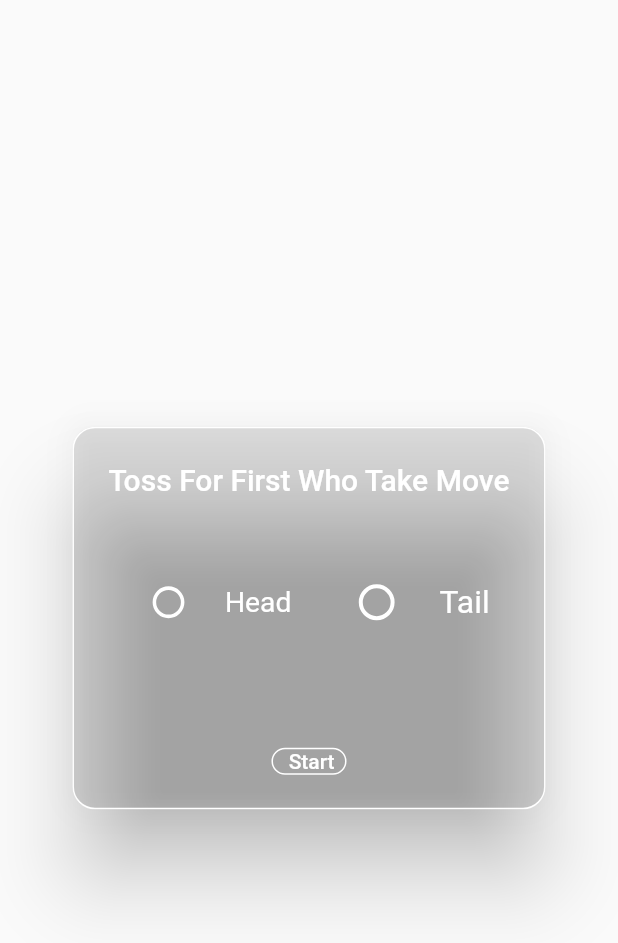
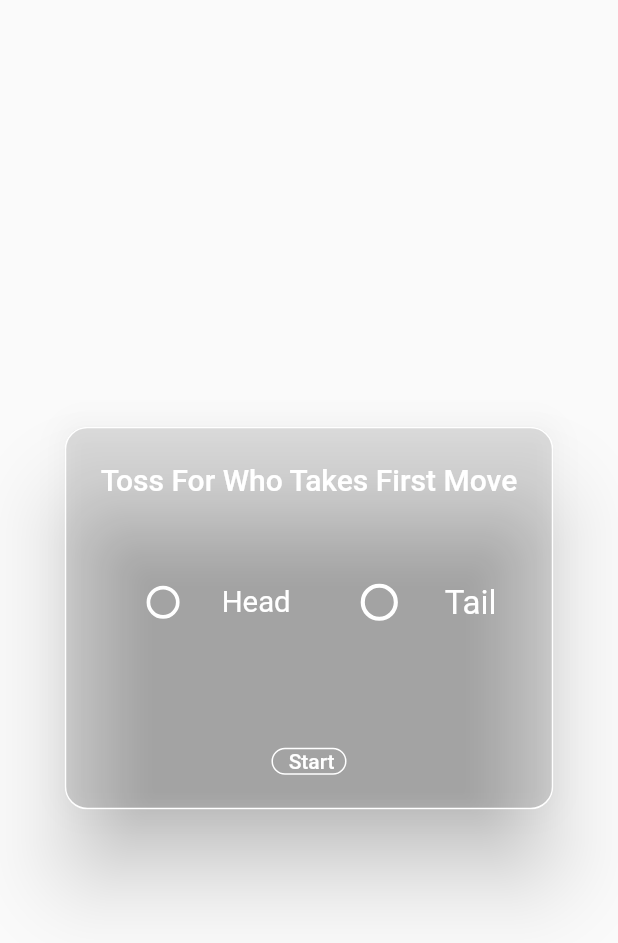
Before and after one commit to iamsouviki/tictactoe_game, a Flutter app: the ChooseLetter widget shown alone on an empty page, opened directly, after a tap on "Next", on a phone screen of 412 x 824 dp. Shown: the top 943 px of the screen. Run offline on Flutter 3.47's test engine with Material 2 defaults, Android fonts, the phone set to English and light mode, and no system bars; our stand-ins replace confetti.

Commit message:
draw add

```diff
--- a/lib/Dialog/ChooseLetter.dart
+++ b/lib/Dialog/ChooseLetter.dart
@@ -34,7 +34,7 @@ class _ChooseLetterState extends State<ChooseLetter> {
               ),
             )
           : Text(
-              "Toss For First Who Take Move",
+              "Toss For Who Takes First Move",
               style: TextStyle(
                 color: Colors.white,
               ),
```
